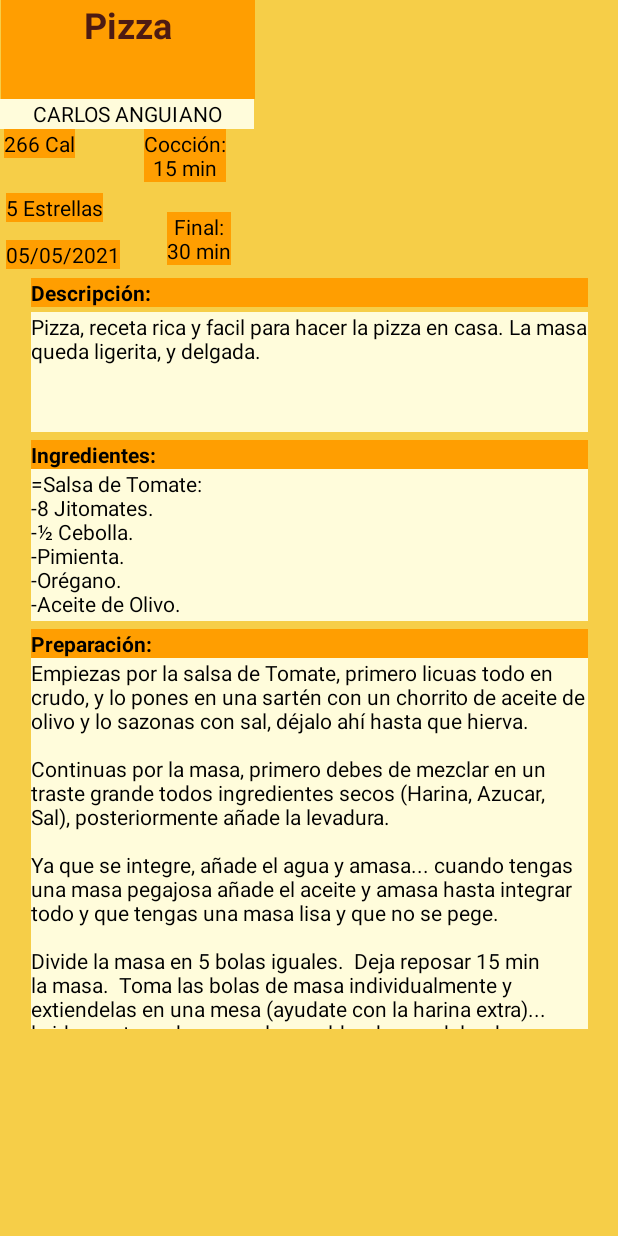
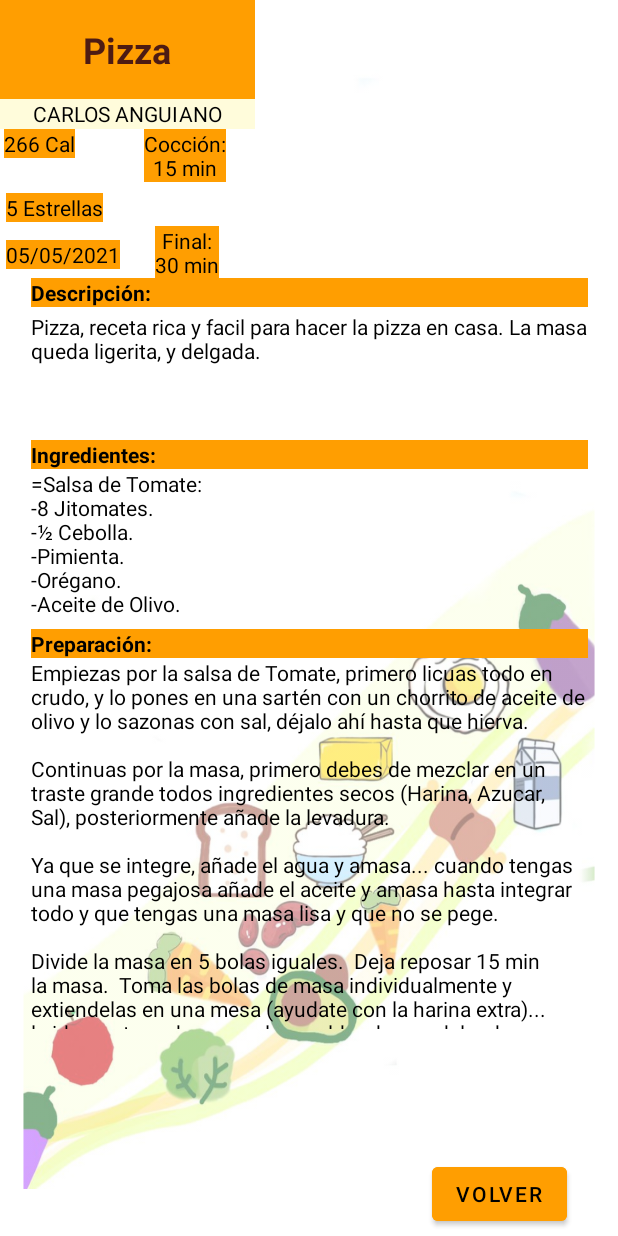
Before and after one commit to Mkefs/EatGood, an Android app: the layout receta_vista.xml on its own in the app's theme, with its tools: preview values and no code run, on a phone screen of 412 x 824 dp. Run offline under Robolectric (Android 15) with nearby library versions, the phone set to English and light mode, and no system bars.

Commit message:
Modifique receta_vista y AndroidManifest

```diff
--- a/app/src/main/AndroidManifest.xml
+++ b/app/src/main/AndroidManifest.xml
@@ -11,22 +11,22 @@
         android:roundIcon="@mipmap/ic_launcher_round"
         android:supportsRtl="true"
         android:theme="@style/Theme.EatGood">
-        <activity android:name=".ui.recetas.RecetaActivity" android:label="Receta">
+
+<!--        <activity android:name=".ui.recetas.RecetaActivity" android:label="Receta">
+            <intent-filter>
+                <action android:name="android.intent.action.MAIN" />
+
+                <category android:name="android.intent.category.LAUNCHER" />
+            </intent-filter>
+        </activity>-->
+        <activity android:name=".MainActivity"
+            android:label="@string/app_name">
             <intent-filter>
                 <action android:name="android.intent.action.MAIN" />
 
                 <category android:name="android.intent.category.LAUNCHER" />
             </intent-filter>
         </activity>
-        <activity
-            android:name=".MainActivity"
-            android:label="@string/app_name">
-<!--            <intent-filter>
-                <action android:name="android.intent.action.MAIN" />
-
-                <category android:name="android.intent.category.LAUNCHER" />
-            </intent-filter> -->
-        </activity>
     </application>
 
 </manifest>
--- a/app/src/main/res/layout/receta_vista.xml
+++ b/app/src/main/res/layout/receta_vista.xml
@@ -4,14 +4,15 @@
     xmlns:tools="http://schemas.android.com/tools"
     android:layout_width="match_parent"
     android:layout_height="match_parent"
-    android:background="#F6CE48"
+    android:background="@drawable/receta_fondo"
+    android:backgroundTint="#80FFFFFF"
+    android:backgroundTintMode="src_over"
     tools:context=".ui.recetas.RecetaActivity">
 
     <ImageView
         android:id="@+id/imgPlatilloPrueba"
         android:layout_width="241dp"
         android:layout_height="185dp"
-        android:background="#F6CE48"
         app:layout_constraintBottom_toBottomOf="parent"
         app:layout_constraintEnd_toEndOf="parent"
         app:layout_constraintHorizontal_bias="1.0"
@@ -21,10 +22,11 @@
 
     <TextView
         android:id="@+id/textView4"
-        android:layout_width="169dp"
+        android:layout_width="170dp"
         android:layout_height="66dp"
         android:background="#FF9E01"
         android:fontFamily="sans-serif"
+        android:gravity="center"
         android:text="Pizza"
         android:textAlignment="center"
         android:textColor="#4D1B13"
@@ -32,7 +34,7 @@
         android:textStyle="bold"
         app:layout_constraintBottom_toBottomOf="parent"
         app:layout_constraintEnd_toEndOf="parent"
-        app:layout_constraintHorizontal_bias="0.004"
+        app:layout_constraintHorizontal_bias="0.0"
         app:layout_constraintStart_toStartOf="parent"
         app:layout_constraintTop_toTopOf="parent"
         app:layout_constraintVertical_bias="0.0" />
@@ -42,15 +44,16 @@
         android:layout_width="wrap_content"
         android:layout_height="wrap_content"
         android:background="#FF9E01"
+        android:gravity="center"
         android:text="Final:\n30 min"
         android:textAlignment="center"
         android:textColor="#000000"
         app:layout_constraintBottom_toBottomOf="parent"
         app:layout_constraintEnd_toEndOf="parent"
-        app:layout_constraintHorizontal_bias="0.301"
+        app:layout_constraintHorizontal_bias="0.279"
         app:layout_constraintStart_toStartOf="parent"
         app:layout_constraintTop_toTopOf="parent"
-        app:layout_constraintVertical_bias="0.179" />
+        app:layout_constraintVertical_bias="0.191" />
 
     <TextView
         android:id="@+id/textView9"
@@ -58,6 +61,7 @@
         android:layout_height="wrap_content"
         android:background="#FF9E01"
         android:text="05/05/2021"
+        android:gravity="center"
         android:textAlignment="center"
         android:textColor="#000000"
         app:layout_constraintBottom_toBottomOf="parent"
@@ -72,6 +76,7 @@
         android:layout_width="wrap_content"
         android:layout_height="wrap_content"
         android:background="#FF9E01"
+        android:gravity="center"
         android:text="5 Estrellas"
         android:textAlignment="center"
         android:textColor="#000000"
@@ -88,6 +93,7 @@
         android:layout_height="wrap_content"
         android:background="#FF9E01"
         android:text="Cocción:\n15 min"
+        android:gravity="center"
         android:textAlignment="center"
         android:textColor="#000000"
         app:layout_constraintBottom_toBottomOf="parent"
@@ -104,6 +110,7 @@
         android:background="#FF9E01"
         android:text="266 Cal"
         android:textAlignment="center"
+        android:gravity="center"
         android:textColor="#000000"
         app:layout_constraintBottom_toBottomOf="parent"
         app:layout_constraintEnd_toEndOf="parent"
@@ -114,9 +121,10 @@
 
     <TextView
         android:id="@+id/textView2"
-        android:layout_width="169dp"
+        android:layout_width="170dp"
         android:layout_height="20dp"
         android:background="#FFFCDB"
+        android:gravity="center"
         android:text="Carlos Anguiano"
         android:textAlignment="center"
         android:textAllCaps="true"
@@ -162,7 +170,6 @@
         android:id="@+id/txtIngredientes"
         android:layout_width="371dp"
         android:layout_height="101dp"
-        android:background="#FFFCDB"
         android:text="=Salsa de Tomate:
         \n-8 Jitomates.
         \n-½ Cebolla.
@@ -197,7 +204,6 @@
         android:id="@+id/txtPreparacion"
         android:layout_width="371dp"
         android:layout_height="247dp"
-        android:background="#FFFCDB"
         android:text="Empiezas por la salsa de Tomate, primero licuas todo en crudo, y lo pones en una sartén con un chorrito de aceite de olivo y lo sazonas con sal, déjalo ahí hasta que hierva.
         \n\nContinuas por la masa, primero debes de mezclar en un traste grande todos ingredientes secos (Harina, Azucar, Sal), posteriormente añade la levadura.
         \n\nYa que se integre, añade el agua y amasa... cuando tengas una masa pegajosa añade el aceite y amasa hasta integrar todo y que tengas una masa lisa y que no se pege.
@@ -229,7 +235,6 @@
         android:id="@+id/txtDescripcion"
         android:layout_width="371dp"
         android:layout_height="80dp"
-        android:background="#FFFCDB"
         android:text="Pizza, receta rica y facil para hacer la pizza en casa. La masa queda ligerita, y delgada."
         android:textColor="#000000"
         app:layout_constraintBottom_toBottomOf="parent"
@@ -238,5 +243,19 @@
         app:layout_constraintTop_toBottomOf="@+id/imgPlatilloPrueba"
         app:layout_constraintVertical_bias="0.04" />
 
+    <Button
+        android:id="@+id/btnvolver_recetas"
+        android:layout_width="wrap_content"
+        android:layout_height="wrap_content"
+        android:backgroundTint="#FF9E01"
+        android:text="Volver"
+        android:textColor="#000000"
+        app:layout_constraintBottom_toBottomOf="parent"
+        app:layout_constraintEnd_toEndOf="parent"
+        app:layout_constraintHorizontal_bias="0.894"
+        app:layout_constraintStart_toStartOf="parent"
+        app:layout_constraintTop_toTopOf="parent"
+        app:layout_constraintVertical_bias="0.995" />
+
 
 </androidx.constraintlayout.widget.ConstraintLayout>
```
Also changed, not shown: app/src/main/res/drawable-v24/receta_fondo.png (added).
